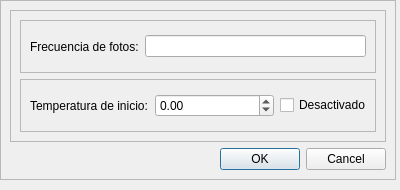
The window that interfaz_v2/GUI-UI/configFotos.ui (tigre437/interfaz-V0.1) describes before a commit, drawn with Qt 5.
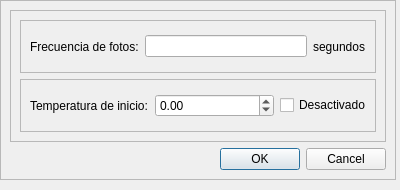
The same window after the commit.

Patch:
```diff
--- a/interfaz_v2/GUI-UI/configFotos.ui
+++ b/interfaz_v2/GUI-UI/configFotos.ui
@@ -63,6 +63,13 @@
           <item>
            <widget class="QLineEdit" name="labelFrecuencia"/>
           </item>
+          <item>
+           <widget class="QLabel" name="label_3">
+            <property name="text">
+             <string>segundos</string>
+            </property>
+           </widget>
+          </item>
          </layout>
         </widget>
        </item>
```
